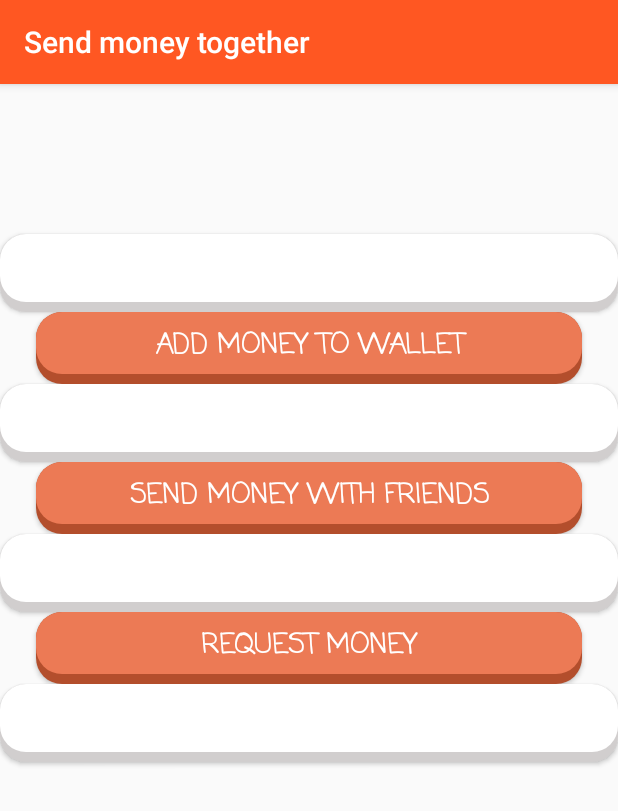
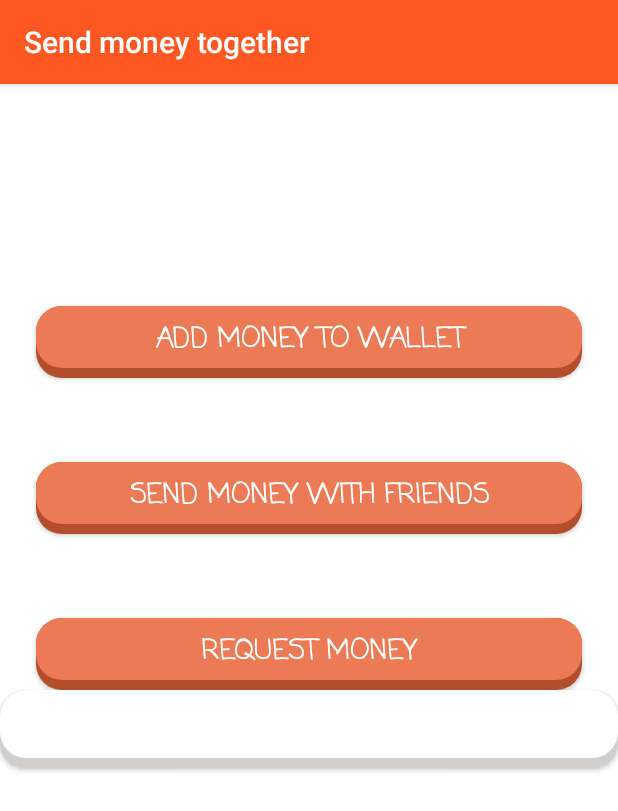
Before and after one commit to Tele582/Flexpad, an Android app: the PaymentActivity screen opened directly, with no data from a screen before it, on a phone screen of 412 x 824 dp. Shown: the top 811 px of the screen. Run offline under Robolectric (Android 15) with nearby library versions, the phone set to English and light mode, and no system bars.

Commit message:
Group payment Design Change

```diff
--- a/app/src/main/res/layout/activity_payment.xml
+++ b/app/src/main/res/layout/activity_payment.xml
@@ -3,6 +3,7 @@
 <LinearLayout xmlns:android="http://schemas.android.com/apk/res/android"
     xmlns:app="http://schemas.android.com/apk/res-auto"
     xmlns:tools="http://schemas.android.com/tools"
+    android:background="@android:color/white"
     android:layout_width="match_parent"
     android:layout_height="match_parent"
     tools:context=".PaymentActivity"
@@ -36,7 +37,7 @@ android:orientation="vertical">
     <Button
         android:layout_width="match_parent"
         android:layout_height="wrap_content"
-        android:background="@drawable/white_duolingable"
+        android:background="@drawable/white_upside_duolingable"
         android:layout_marginTop="100dp"
         android:textColor="#fff"
         android:textSize="16sp" />
@@ -59,19 +60,13 @@ android:orientation="vertical">
         android:textSize="18sp" />
 
     <Button
-        android:layout_width="match_parent"
-        android:layout_height="wrap_content"
-        android:background="@drawable/white_duolingable"
-        android:textColor="#fff"
-        android:textSize="16sp" />
-
-    <Button
         android:id="@+id/send_money"
         android:layout_width="match_parent"
         android:layout_height="wrap_content"
         android:background="@drawable/orange_duolingable"
         android:layout_marginStart="24dp"
         android:layout_marginEnd="24dp"
+        android:layout_marginTop="56dp"
         android:paddingTop="8dp"
         android:paddingBottom="10dp"
         android:paddingStart="18dp"
@@ -83,19 +78,13 @@ android:orientation="vertical">
         android:textSize="18sp" />
 
     <Button
-        android:layout_width="match_parent"
-        android:layout_height="wrap_content"
-        android:background="@drawable/white_duolingable"
-        android:textColor="#fff"
-        android:textSize="16sp" />
-
-    <Button
         android:id="@+id/request_money"
         android:layout_width="match_parent"
         android:layout_height="wrap_content"
         android:background="@drawable/orange_duolingable"
         android:layout_marginStart="24dp"
         android:layout_marginEnd="24dp"
+        android:layout_marginTop="56dp"
         android:paddingTop="8dp"
         android:paddingBottom="10dp"
         android:paddingStart="18dp"
```
Lines whose indentation alone changed are shown as unchanged.
